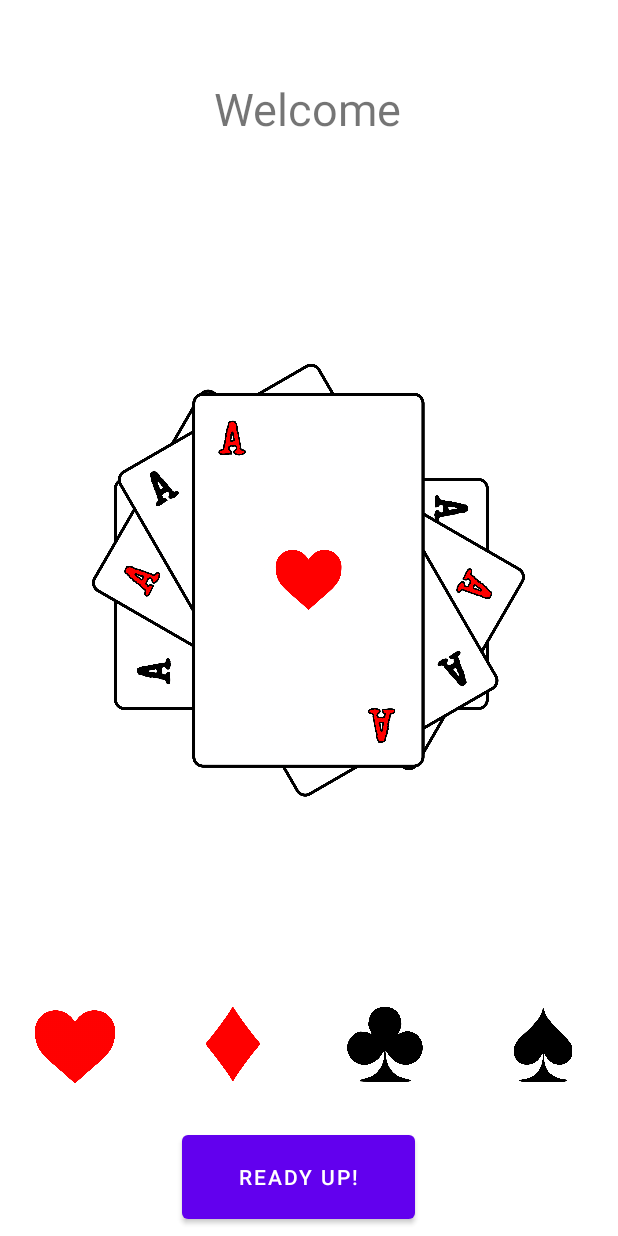
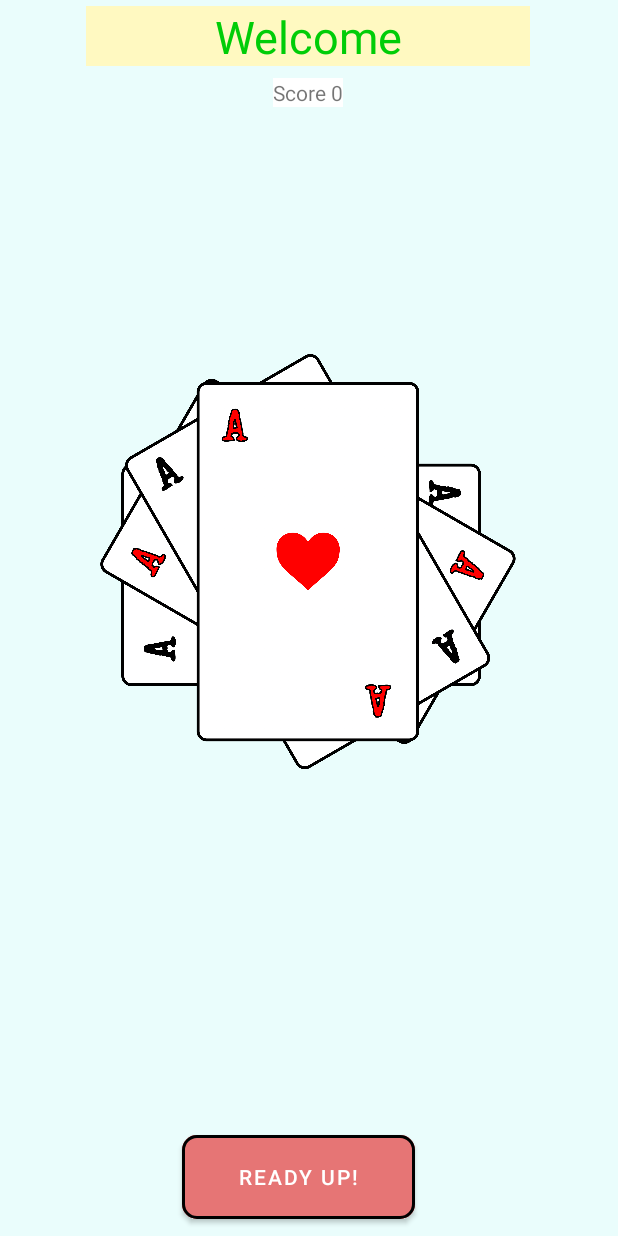
Before and after one commit to tuktukjohansson/ReaktionSpel, an Android app: the MainGameActivity screen opened directly, with no data from a screen before it, on a phone screen of 412 x 824 dp. Run offline under Robolectric (Android 15) with nearby library versions, the phone set to English and light mode, and no system bars.

Commit message:
Nu har jag delat upp väldigt mycket i funktioner däremot är det mesta i samma klass tyvär och kommer för tillfället att prioritera spelets funktionalitet och senare sortera lite kod om jag känner att det är nödvändigt. Annars har jag hittills ändrat väldigt mycket på layouten och försökt finslipa den, lagt till score och difficulty som båda ökar efter varje runda. Lagt till en avsluta spel knapp på activity main. Gjort att spelet börjar om vid förlust och lagt till en textruta som endast visar sig när man förlorar på nivå 1. Spelet är 100% funktionellt nu.

```diff
--- a/app/src/main/java/com/example/mittreaktionspel/MainActivity.kt
+++ b/app/src/main/java/com/example/mittreaktionspel/MainActivity.kt
@@ -8,6 +8,7 @@ import android.view.View
 import android.widget.Button
 import android.widget.ImageButton
 import android.widget.ImageView
+import kotlin.system.exitProcess
 
 class MainActivity : AppCompatActivity() {
     override fun onCreate(savedInstanceState: Bundle?) {
@@ -40,4 +41,8 @@ class MainActivity : AppCompatActivity() {
         }
         // ClickEvents
     }
+    fun quitgame(view: View){
+        this@MainActivity.finish()
+        exitProcess(0)
+    }
 }
--- a/app/src/main/res/layout/activity_main_game.xml
+++ b/app/src/main/res/layout/activity_main_game.xml
@@ -4,17 +4,26 @@
     xmlns:tools="http://schemas.android.com/tools"
     android:layout_width="match_parent"
     android:layout_height="match_parent"
+    android:background="#EAFDFC"
     tools:context=".MainGameActivity">
 
+
     <TextView
-        android:id="@+id/textviewnew"
-        android:layout_width="wrap_content"
-        android:layout_height="wrap_content"
-        android:layout_marginTop="52dp"
+        android:id="@+id/difficulty"
+        android:layout_width="296dp"
+        android:layout_height="40dp"
+        android:layout_marginTop="4dp"
+        android:background="#FFF9C1"
+        android:gravity="center"
+        android:shadowDx="20"
+        android:shadowDy="20"
+        android:shadowRadius="10"
         android:text="Welcome"
+        android:textAppearance="@style/TextAppearance.AppCompat.Large"
+        android:textColor="#00CD08"
         android:textSize="30sp"
         app:layout_constraintEnd_toEndOf="parent"
-        app:layout_constraintHorizontal_bias="0.498"
+        app:layout_constraintHorizontal_bias="0.495"
         app:layout_constraintStart_toStartOf="parent"
         app:layout_constraintTop_toTopOf="parent" />
 
@@ -22,19 +31,22 @@
         android:id="@+id/startgamebutton"
         android:layout_width="155dp"
         android:layout_height="68dp"
+        android:backgroundTint="#E67575"
         android:onClick="Startgamebutton"
         android:text="Ready up!"
+        app:cornerRadius="10dp"
         app:layout_constraintBottom_toBottomOf="parent"
         app:layout_constraintEnd_toEndOf="parent"
         app:layout_constraintHorizontal_bias="0.472"
         app:layout_constraintStart_toStartOf="parent"
         app:layout_constraintTop_toTopOf="parent"
-        app:layout_constraintVertical_bias="0.993" />
+        app:layout_constraintVertical_bias="0.993"
+        app:strokeWidth="2dp" />
 
     <ImageView
         android:id="@+id/imagecard"
-        android:layout_width="294dp"
-        android:layout_height="464dp"
+        android:layout_width="308dp"
+        android:layout_height="282dp"
         app:layout_constraintBottom_toBottomOf="parent"
         app:layout_constraintEnd_toEndOf="parent"
         app:layout_constraintHorizontal_bias="0.495"
@@ -52,13 +64,15 @@
         android:background="@null"
         android:onClick="Answerheart"
         android:scaleType="fitCenter"
+        android:visibility="gone"
         app:layout_constraintBottom_toBottomOf="parent"
         app:layout_constraintEnd_toEndOf="parent"
         app:layout_constraintHorizontal_bias="0.0"
         app:layout_constraintStart_toStartOf="parent"
         app:layout_constraintTop_toTopOf="parent"
         app:layout_constraintVertical_bias="0.874"
-        app:srcCompat="@drawable/hearticon" />
+        app:srcCompat="@drawable/hearticon"
+        tools:visibility="visible" />
 
     <ImageButton
         android:id="@+id/diamondbutton"
@@ -69,13 +83,15 @@
         android:background="@null"
         android:onClick="Answerdiamond"
         android:scaleType="fitCenter"
+        android:visibility="gone"
         app:layout_constraintBottom_toBottomOf="parent"
         app:layout_constraintEnd_toEndOf="parent"
         app:layout_constraintHorizontal_bias="0.0"
         app:layout_constraintStart_toStartOf="parent"
         app:layout_constraintTop_toTopOf="parent"
         app:layout_constraintVertical_bias="0.874"
-        app:srcCompat="@drawable/diamondicon" />
+        app:srcCompat="@drawable/diamondicon"
+        tools:visibility="visible" />
 
     <ImageButton
         android:id="@+id/clubsbutton"
@@ -86,13 +102,15 @@
         android:background="@null"
         android:onClick="Answerclubs"
         android:scaleType="fitCenter"
+        android:visibility="gone"
         app:layout_constraintBottom_toBottomOf="parent"
         app:layout_constraintEnd_toEndOf="parent"
         app:layout_constraintHorizontal_bias="1.0"
         app:layout_constraintStart_toStartOf="parent"
         app:layout_constraintTop_toTopOf="parent"
         app:layout_constraintVertical_bias="0.874"
-        app:srcCompat="@drawable/clubsicon" />
+        app:srcCompat="@drawable/clubsicon"
+        tools:visibility="visible" />
 
     <ImageButton
         android:id="@+id/spadebutton"
@@ -103,12 +121,38 @@
         android:background="@null"
         android:onClick="Answerspade"
         android:scaleType="fitCenter"
+        android:visibility="gone"
         app:layout_constraintBottom_toBottomOf="parent"
         app:layout_constraintEnd_toEndOf="parent"
         app:layout_constraintHorizontal_bias="1.0"
         app:layout_constraintStart_toStartOf="parent"
         app:layout_constraintTop_toTopOf="parent"
         app:layout_constraintVertical_bias="0.874"
-        app:srcCompat="@drawable/spadeicon" />
+        app:srcCompat="@drawable/spadeicon"
+        tools:visibility="visible" />
+
+    <TextView
+        android:id="@+id/scoretextbox"
+        android:layout_width="wrap_content"
+        android:layout_height="wrap_content"
+        android:layout_marginTop="8dp"
+        android:background="#FFFFFF"
+        android:text="Score 0"
+        app:layout_constraintEnd_toEndOf="parent"
+        app:layout_constraintHorizontal_bias="0.498"
+        app:layout_constraintStart_toStartOf="parent"
+        app:layout_constraintTop_toBottomOf="@+id/difficulty" />
+
+    <TextView
+        android:id="@+id/Answerbox"
+        android:layout_width="327dp"
+        android:layout_height="171dp"
+        android:layout_marginTop="16dp"
+        android:gravity="center"
+        android:textColor="#C10000"
+        android:textSize="60dp"
+        app:layout_constraintEnd_toEndOf="parent"
+        app:layout_constraintStart_toStartOf="parent"
+        app:layout_constraintTop_toBottomOf="@+id/difficulty" />
 
 </androidx.constraintlayout.widget.ConstraintLayout>
```
Also changed, not shown: app/src/main/java/com/example/mittreaktionspel/MainGameActivity.kt (+126 -55 lines), app/src/main/res/layout/activity_main.xml (+45 -8 lines), app/src/main/res/drawable/whatsthecard.png (added).
